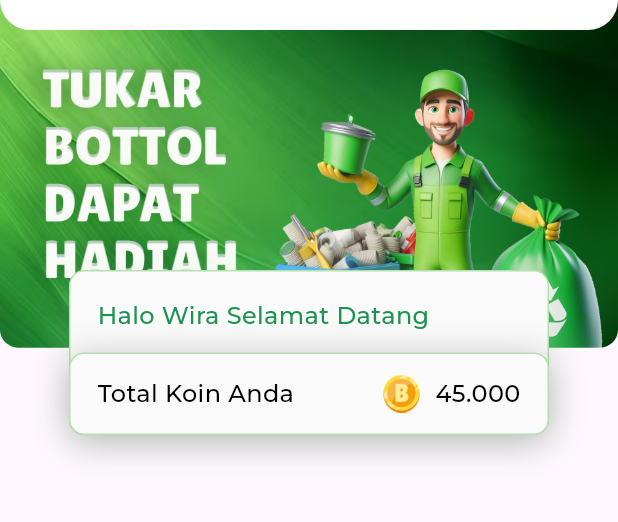
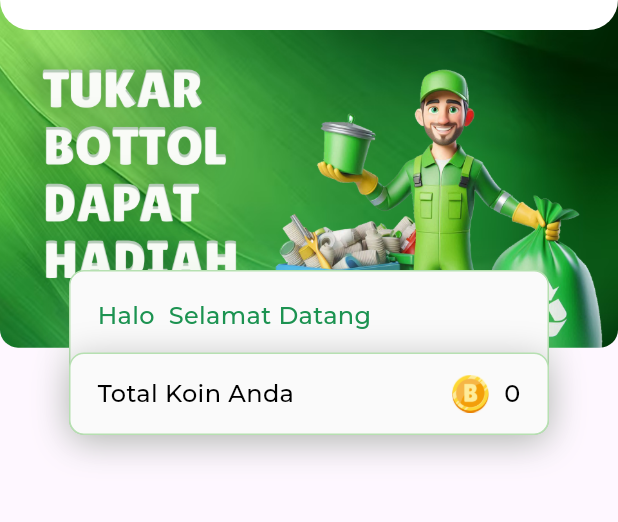
Before and after one commit to WiraRespati/bank_sampah, a Flutter app: the BannerHomeWidget widget shown alone on an empty page, opened directly, on a phone screen of 412 x 824 dp, the part 105-627 px from its top. Run offline on Flutter 3.47's test engine with Material 3 defaults, Android fonts, the phone set to English and light mode, and no system bars; our stand-ins replace auto_size_text, cloud_firestore, firebase_auth, firebase_core, flutter_svg, get and 2 more; accounts and stored records are empty; network calls fail.

```diff
--- /dev/null
+++ b/lib/controller/user/user_controller.dart
@@ -0,0 +1,20 @@
+import 'package:bank_sampah/models/user_model.dart';
+import 'package:bank_sampah/services/user/auth_service.dart';
+import 'package:get/get.dart';
+
+class UserController extends GetxController {
+  Rxn<UserModel> userData = Rxn<UserModel>();
+
+  void getUserData() async {
+    try {
+      final UserModel response = await AuthService().getUserData();
+      userData.value = response;
+    } catch (e) {
+      Get.snackbar(
+        'Error',
+        'Terjadi kesalahan saat mengambil data',
+        snackPosition: SnackPosition.BOTTOM,
+      );
+    }
+  }
+}
--- a/lib/main.dart
+++ b/lib/main.dart
@@ -1,6 +1,6 @@
 import 'package:bank_sampah/firebase_options.dart';
 import 'package:bank_sampah/utils/color_constant.dart';
-import 'package:bank_sampah/view/user/bottom_navbar/bottom_navbar.dart';
+import 'package:bank_sampah/view/user/splash/splash_page.dart';
 import 'package:firebase_core/firebase_core.dart';
 import 'package:flutter/material.dart';
 import 'package:get/get_navigation/src/root/get_material_app.dart';
@@ -25,7 +25,7 @@ class MyApp extends StatelessWidget {
         ),
       ),
       debugShowCheckedModeBanner: false,
-      home: BottomNavbar(),
+      home: const SplashPage(),
     );
   }
 }
--- /dev/null
+++ b/lib/models/user_model.dart
@@ -0,0 +1,47 @@
+class UserModel {
+  String? uid;
+  String? nik;
+  String? name;
+  String? gender;
+  String? phone;
+  String? email;
+  int points;
+  String role;
+
+  UserModel({
+    this.uid,
+    this.nik,
+    this.name,
+    this.gender,
+    this.phone,
+    this.email,
+    this.points = 0,
+    this.role = 'user',
+  });
+
+  factory UserModel.fromJson(Map<String, dynamic> json) {
+    return UserModel(
+      uid: json['uid'],
+      name: json['name'],
+      email: json['email'],
+      nik: json['nik'],
+      gender: json['gender'],
+      phone: json['phone'],
+      points: json['points'],
+      role: json['role'],
+    );
+  }
+
+  Map<String, dynamic> toJson() {
+    return {
+      'uid': uid,
+      'nik': nik,
+      'name': name,
+      'gender': gender,
+      'phone': phone,
+      'email': email,
+      'points': points,
+      'role': role,
+    };
+  }
+}
--- /dev/null
+++ b/lib/services/user/auth_service.dart
@@ -0,0 +1,20 @@
+import 'package:bank_sampah/models/user_model.dart';
+import 'package:cloud_firestore/cloud_firestore.dart';
+import 'package:firebase_auth/firebase_auth.dart';
+
+class AuthService {
+  final FirebaseAuth _auth = FirebaseAuth.instance;
+  final FirebaseFirestore _firestore = FirebaseFirestore.instance;
+
+  User? get user => _auth.currentUser;
+
+  Future<void> signOut() async {
+    await _auth.signOut();
+  }
+
+  Future<UserModel> getUserData() async {
+    DocumentSnapshot snapshot =
+        await _firestore.collection('users').doc(user!.uid).get();
+    return UserModel.fromJson(snapshot.data() as Map<String, dynamic>);
+  }
+}
--- a/lib/view/user/home/banner_home_widget.dart
+++ b/lib/view/user/home/banner_home_widget.dart
@@ -1,13 +1,18 @@
+import 'package:bank_sampah/controller/user/user_controller.dart';
 import 'package:bank_sampah/utils/color_constant.dart';
 import 'package:bank_sampah/utils/text_style_constant.dart';
 import 'package:flutter/material.dart';
 import 'package:flutter_svg/svg.dart';
+import 'package:get/get.dart';
 
 class BannerHomeWidget extends StatelessWidget {
   const BannerHomeWidget({super.key});
 
   @override
   Widget build(BuildContext context) {
+    final UserController userController = Get.put(UserController());
+    userController.getUserData();
+
     return SizedBox(
       height: 380,
       width: double.infinity,
@@ -117,13 +122,18 @@ class BannerHomeWidget extends StatelessWidget {
                     ),
                     child: Padding(
                       padding: const EdgeInsets.only(top: 18),
-                      child: Text(
-                        "Halo Wira Selamat Datang",
+                      child: Obx(() {
+                        final user = userController.userData.value;
+                        return Text(
+                          user != null
+                              ? "Halo ${user.name?.split(' ').first ?? ''} Selamat Datang"
+                              : "Loading...",
                           style: TextStyleCollection.captionMedium.copyWith(
                             fontSize: 16,
                             color: ColorPrimary.primary100,
                           ),
-                      ),
+                        );
+                      }),
                     ),
                   ),
                   Positioned(
@@ -156,8 +166,7 @@ class BannerHomeWidget extends StatelessWidget {
                             ),
                             child: Text(
                               "Total Koin Anda",
-                                style:
-                                    TextStyleCollection.captionMedium.copyWith(
+                              style: TextStyleCollection.captionMedium.copyWith(
                                 fontSize: 16,
                                 color: ColorCollection.black,
                               ),
@@ -177,19 +186,24 @@ class BannerHomeWidget extends StatelessWidget {
                                 const SizedBox(
                                   width: 10,
                                 ),
-                                  Text(
-                                    '45.000',
+                                Obx(() => Text(
+                                      userController.userData.value != null
+                                          ? userController
+                                              .userData.value!.points
+                                              .toString()
+                                          : "0",
                                       style: TextStyleCollection.captionMedium
                                           .copyWith(
                                         fontSize: 16,
                                         color: ColorCollection.black,
                                       ),
-                                  ),
+                                    )),
                               ],
                             ),
                           )
                         ],
-                        )),
+                      ),
+                    ),
                   )
                 ],
               ),
--- a/lib/view/user/profile/profil_logout_alert_dialog.dart
+++ b/lib/view/user/profile/profil_logout_alert_dialog.dart
@@ -1,6 +1,7 @@
+import 'package:bank_sampah/services/user/auth_service.dart';
 import 'package:bank_sampah/utils/color_constant.dart';
 import 'package:bank_sampah/utils/text_style_constant.dart';
-import 'package:bank_sampah/view/user/login/login_page.dart';
+import 'package:bank_sampah/view/user/splash/splash_page.dart';
 import 'package:flutter/material.dart';
 import 'package:get/get.dart';
 
@@ -46,7 +47,8 @@ class ProfilLogoutAlertDialog extends StatelessWidget {
             ),
             GestureDetector(
               onTap: () {
-                Get.to(() => LoginPage());
+                AuthService().signOut();
+                Get.offAll(() => const SplashPage());
               },
               child: Container(
                 width: 112,
--- a/lib/view/user/profile/profile_page.dart
+++ b/lib/view/user/profile/profile_page.dart
@@ -1,3 +1,4 @@
+import 'package:bank_sampah/controller/user/edit_profile_controller.dart';
 import 'package:bank_sampah/utils/color_constant.dart';
 import 'package:bank_sampah/view/user/profile/about/about_profile_page.dart';
 import 'package:bank_sampah/view/user/profile/banner_profile_widget.dart';
@@ -12,6 +13,8 @@ class ProfilePage extends StatelessWidget {
 
   @override
   Widget build(BuildContext context) {
+    final ProfileController profileController = Get.put(ProfileController());
+    profileController.getUserData();
     return Scaffold(
       backgroundColor: ColorCollection.white,
       body: SingleChildScrollView(
```
Also changed, not shown: lib/controller/user/edit_profile_controller.dart (+57 -2 lines), lib/services/user/register_service.dart (+17 -7 lines), lib/view/user/profile/edit_profile/edit_profile_page.dart (+7 -1 lines), lib/view/user/splash/splash_page.dart (+6 -1 lines). Lines whose indentation alone changed are shown as unchanged.
